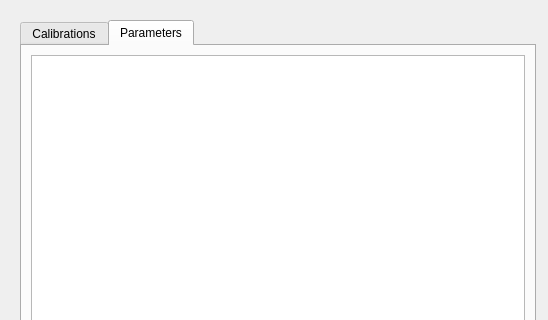
analogdevicesinc/scopy, file ui/manualcalibration.ui: the form before one commit; both pictures show x 0 to 548 and y 0 to 320 of the 679 by 570 pixel window.
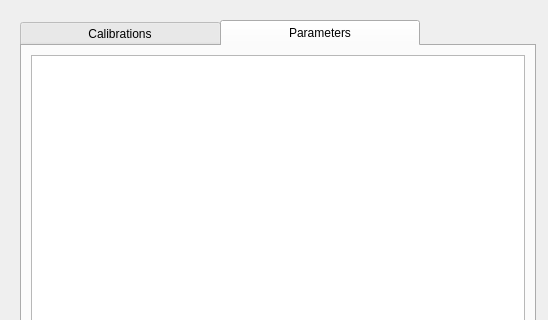
The form after the commit. The open tabs and pages were chosen to show the change.

What changed in the file:
```diff
--- a/ui/manualcalibration.ui
+++ b/ui/manualcalibration.ui
@@ -13,6 +13,9 @@
   <property name="windowTitle">
    <string>Form</string>
   </property>
+  <property name="styleSheet">
+   <string notr="true">QTabBar::tab { width: 200px; }</string>
+  </property>
   <layout class="QHBoxLayout" name="horizontalLayout">
    <item>
     <widget class="QWidget" name="ListWidget" native="true">
```
Left out of the diff: 12 changed lines with no effect on the pictures.
